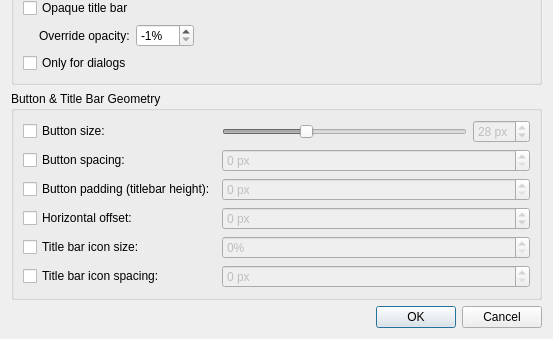
Before: the Qt Designer form config/ui/breezeexceptiondialog.ui in Rudraksh88/KustomBreezeEnhanced, drawn with Qt 5; both pictures show x 0 to 553 and y 356 to 695 of the 553 by 695 pixel window.
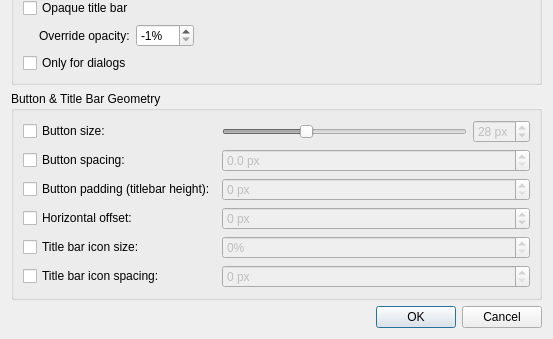
After: the same form once the commit is applied.

Commit message: feat: support fractional button spacing

What changed in the file:
```diff
--- a/config/ui/breezeexceptiondialog.ui
+++ b/config/ui/breezeexceptiondialog.ui
@@ -399,18 +399,24 @@
        </widget>
       </item>
       <item row="1" column="1">
-       <widget class="QSpinBox" name="buttonSpacingSpinBox">
+       <widget class="QDoubleSpinBox" name="buttonSpacingSpinBox">
         <property name="enabled">
          <bool>false</bool>
         </property>
         <property name="suffix">
          <string> px</string>
         </property>
+        <property name="decimals">
+         <number>1</number>
+        </property>
         <property name="minimum">
-         <number>0</number>
+         <double>0.000000000000000</double>
         </property>
         <property name="maximum">
-         <number>40</number>
+         <double>40.000000000000000</double>
+        </property>
+        <property name="singleStep">
+         <double>0.500000000000000</double>
         </property>
        </widget>
       </item>
```
The commit also changes 4 other files.
